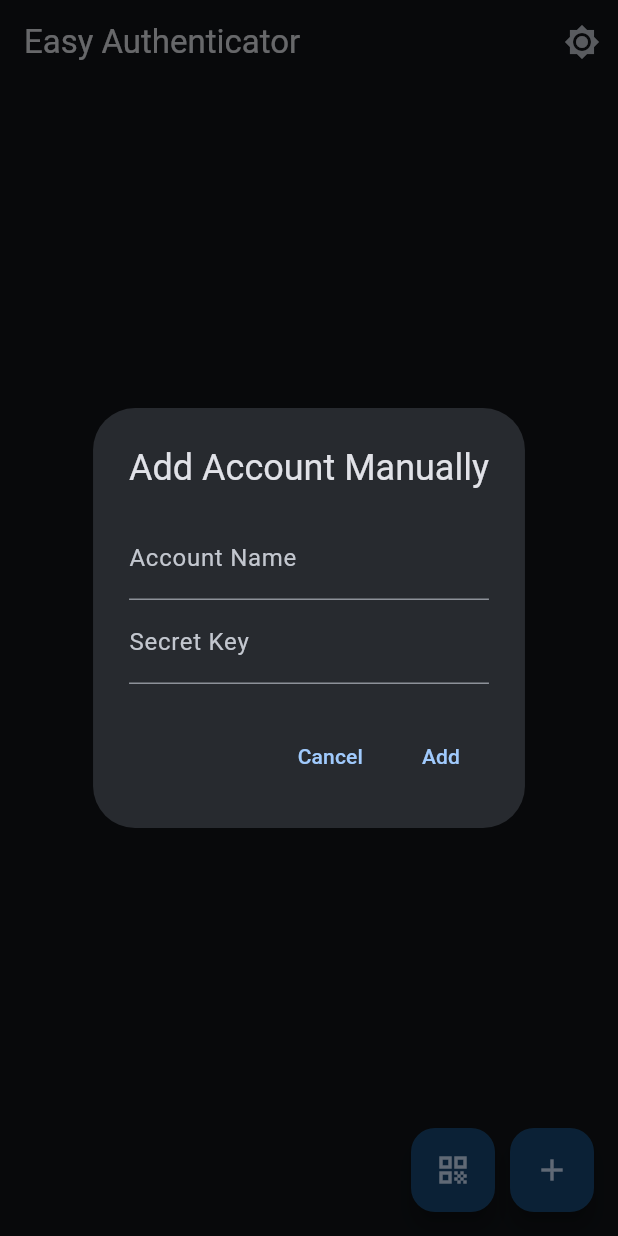
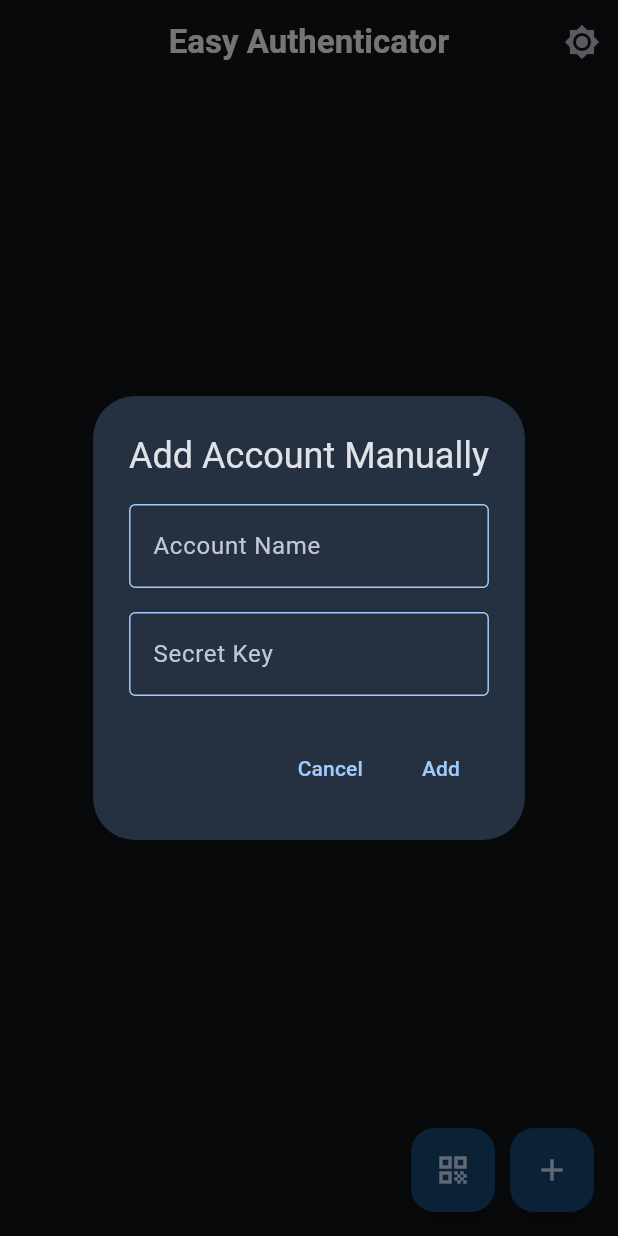
Before and after one commit to BillyMRX1/EasyAuthenticator, a Flutter app: the screen it shows after launch, after a tap on the "brightness 2" icon, after a tap on the "add" icon, on a phone screen of 412 x 824 dp. Run offline on Flutter 3.47's test engine with Material 3 defaults, Android fonts, the light colour scheme and no system bars; our stand-ins replace shared_preferences; missing offline and left inert: otp, qr_code_scanner.

Commit message:
Improve UI

```diff
--- a/lib/page/totp_page.dart
+++ b/lib/page/totp_page.dart
@@ -1,6 +1,7 @@
 import 'package:flutter/material.dart';
 import 'package:provider/provider.dart';
 import '../provider/totp_provider.dart';
+import '../widget/empty_state.dart';
 import '../widget/totp_account_card.dart';
 import '../widget/manual_input_dialog.dart';
 import 'qr_page.dart';
@@ -15,7 +16,13 @@
       builder: (context, provider, child) {
         return Scaffold(
           appBar: AppBar(
-            title: const Text('Easy Authenticator'),
+            centerTitle: true,
+            title: Text(
+              'Easy Authenticator',
+              style: TextStyle(
+                  color: provider.isDarkMode ? Colors.white : Colors.black,
+                  fontWeight: FontWeight.bold),
+            ),
             actions: [
               IconButton(
                 icon: Icon(
@@ -27,7 +34,9 @@
               ),
             ],
           ),
-          body: Padding(
+          body: provider.accounts.isEmpty
+              ? EmptyState(isDarkMode: provider.isDarkMode)
+              : Padding(
                   padding: const EdgeInsets.only(bottom: 64),
                   child: ListView.builder(
                     itemCount: provider.accounts.length,
@@ -117,7 +126,15 @@
           title: const Text('Rename Account'),
           content: TextField(
             controller: _controller,
-            decoration: const InputDecoration(labelText: 'New Account Name'),
+            decoration: InputDecoration(
+              labelText: 'New Account Name',
+              focusedBorder: OutlineInputBorder(
+                  borderSide:
+                      BorderSide(color: Theme.of(context).colorScheme.primary)),
+              enabledBorder: OutlineInputBorder(
+                  borderSide:
+                      BorderSide(color: Theme.of(context).colorScheme.primary)),
+            ),
           ),
           actions: [
             TextButton(
--- /dev/null
+++ b/lib/widget/empty_state.dart
@@ -0,0 +1,46 @@
+import 'package:flutter/material.dart';
+
+class EmptyState extends StatelessWidget {
+  const EmptyState({
+    super.key,
+    required this.isDarkMode,
+  });
+
+  final bool isDarkMode;
+
+  @override
+  Widget build(BuildContext context) {
+    return Center(
+      child: Padding(
+        padding: const EdgeInsets.all(16.0),
+        child: Column(
+          mainAxisAlignment: MainAxisAlignment.center,
+          children: [
+            Icon(
+              Icons.error_outline,
+              size: 64,
+              color: isDarkMode ? Colors.grey.shade300 : Colors.black,
+            ),
+            const SizedBox(height: 16),
+            Text(
+              'No accounts available',
+              style: TextStyle(
+                fontSize: 20,
+                color: isDarkMode ? Colors.grey.shade300 : Colors.black,
+              ),
+            ),
+            const SizedBox(height: 8),
+            Text(
+              'You have not added any accounts yet.',
+              style: TextStyle(
+                fontSize: 16,
+                color: isDarkMode ? Colors.grey.shade300 : Colors.black,
+              ),
+              textAlign: TextAlign.center,
+            ),
+          ],
+        ),
+      ),
+    );
+  }
+}
--- a/lib/widget/manual_input_dialog.dart
+++ b/lib/widget/manual_input_dialog.dart
@@ -12,21 +12,43 @@
 class _ManualInputDialogState extends State<ManualInputDialog> {
   final TextEditingController _accountController = TextEditingController();
   final TextEditingController _secretController = TextEditingController();
+  String? _errorMessage;
 
   @override
   Widget build(BuildContext context) {
     return AlertDialog(
+      backgroundColor: Theme.of(context).colorScheme.onSecondary,
       title: const Text('Add Account Manually'),
       content: Column(
         mainAxisSize: MainAxisSize.min,
         children: [
           TextField(
             controller: _accountController,
-            decoration: const InputDecoration(labelText: 'Account Name'),
+            decoration: InputDecoration(
+              labelText: 'Account Name',
+              focusedBorder: OutlineInputBorder(
+                  borderSide:
+                      BorderSide(color: Theme.of(context).colorScheme.primary)),
+              enabledBorder: OutlineInputBorder(
+                  borderSide:
+                      BorderSide(color: Theme.of(context).colorScheme.primary)),
+            ),
+          ),
+          const SizedBox(
+            height: 16,
           ),
           TextField(
             controller: _secretController,
-            decoration: const InputDecoration(labelText: 'Secret Key'),
+            decoration: InputDecoration(
+              labelText: 'Secret Key',
+              errorText: _errorMessage,
+              focusedBorder: OutlineInputBorder(
+                  borderSide:
+                      BorderSide(color: Theme.of(context).colorScheme.primary)),
+              enabledBorder: OutlineInputBorder(
+                  borderSide:
+                      BorderSide(color: Theme.of(context).colorScheme.primary)),
+            ),
           ),
         ],
       ),
@@ -43,8 +65,18 @@
             final secret = _secretController.text;
 
             if (accountName.isNotEmpty && secret.isNotEmpty) {
-              widget.onAddAccount(accountName, secret);
-              Navigator.pop(context);
+              if (secret.length < 16) {
+                setState(() {
+                  _errorMessage = 'Secret Key is too short';
+                });
+              } else if (!RegExp(r'^[a-zA-Z0-9]+$').hasMatch(secret)) {
+                setState(() {
+                  _errorMessage = 'Secret Key has illegal character';
+                });
+              } else {
+                widget.onAddAccount(accountName, secret);
+                Navigator.pop(context);
+              }
             }
           },
           child: const Text('Add'),
```
Also changed, not shown: lib/widget/totp_account_card.dart (+19 -14 lines). Lines whose indentation alone changed are shown as unchanged.
